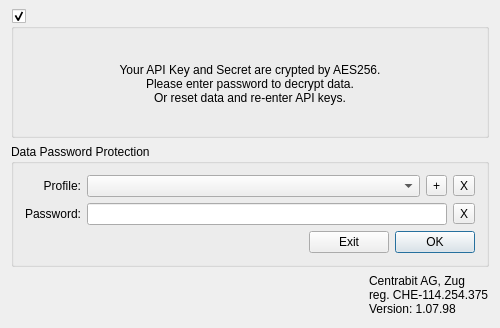
Above: src/login/passworddialog.ui from iCoinSoft/TidexTrader before the change. Below: the same form after it.
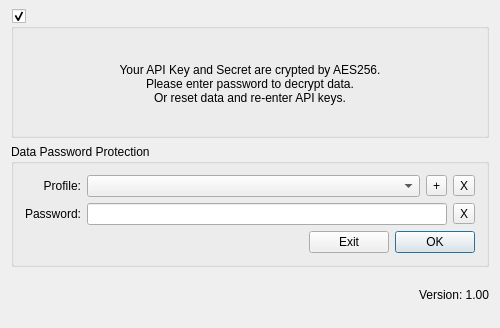
That is the form after the change. Icons and pictures are not drawn.

What changed in the file:
```diff
--- a/src/login/passworddialog.ui
+++ b/src/login/passworddialog.ui
@@ -293,9 +293,7 @@
      <item>
       <widget class="QLabel" name="label_info">
        <property name="text">
-        <string>Centrabit AG, Zug
-reg. CHE-114.254.375
-Version: 1.07.98</string>
+        <string>Version: 1.00</string>
        </property>
        <property name="margin">
         <number>0</number>
```
Left out of the diff: 2 changed lines with no effect on the pictures.
